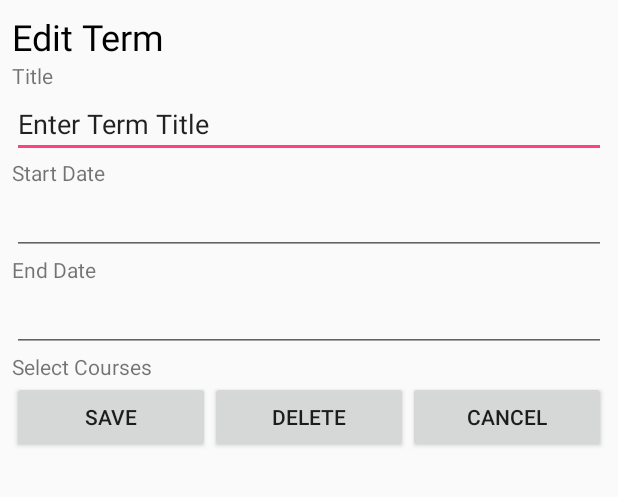
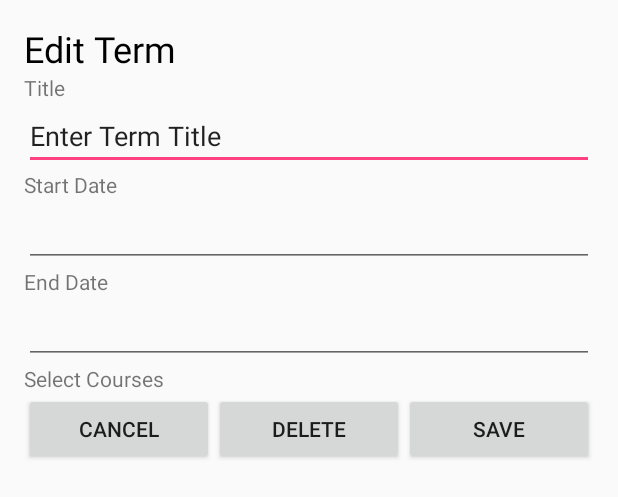
Before and after one commit to jenslarsen/ScheduleOwl, an Android app: the layout activity_edit_term.xml on its own in the app's theme, with its tools: preview values and no code run, on a phone screen of 412 x 824 dp. Shown: the top 497 px of the screen. Run offline under Robolectric (Android 15) with nearby library versions, the phone set to English and light mode, and no system bars.

Commit message:
Tweak layout to reorder buttons and add margin

```diff
--- a/app/src/main/res/layout/activity_edit_term.xml
+++ b/app/src/main/res/layout/activity_edit_term.xml
@@ -6,16 +6,11 @@
     android:layout_margin="8dp"
     tools:context=".EditTerm">
 
-    <ScrollView xmlns:tools="http://schemas.android.com/tools"
-        android:layout_width="match_parent"
-        android:layout_height="match_parent"
-        android:orientation="vertical"
-        tools:context=".TermEdit">
-
     <LinearLayout
         android:layout_width="match_parent"
         android:layout_height="wrap_content"
-            android:orientation="vertical">
+        android:orientation="vertical"
+        android:padding="8dp">
 
 
         <TextView
@@ -75,15 +70,13 @@
         <LinearLayout
             android:layout_width="match_parent"
             android:layout_height="match_parent">
-
             <Button
-                    android:id="@+id/buttonSave2"
+                android:id="@+id/buttonCancel"
                 android:layout_width="wrap_content"
                 android:layout_height="wrap_content"
                 android:layout_weight="1"
-                    android:onClick="buttonSaveClicked"
-                    android:text="Save" />
-
+                android:onClick="buttonCancelClicked"
+                android:text="Cancel" />
             <Button
                 android:id="@+id/buttonDelete"
                 android:layout_width="wrap_content"
@@ -91,16 +84,14 @@
                 android:layout_weight="1"
                 android:onClick="buttonDeleteClicked"
                 android:text="Delete" />
-
             <Button
-                    android:id="@+id/buttonCancel"
+                android:id="@+id/buttonSave"
                 android:layout_width="wrap_content"
                 android:layout_height="wrap_content"
                 android:layout_weight="1"
-                    android:onClick="buttonCancelClicked"
-                    android:text="Cancel" />
+                android:onClick="buttonSaveClicked"
+                android:text="Save" />
         </LinearLayout>
     </LinearLayout>
-    </ScrollView>
 
 </android.support.constraint.ConstraintLayout>
```
Lines whose indentation alone changed are shown as unchanged.
